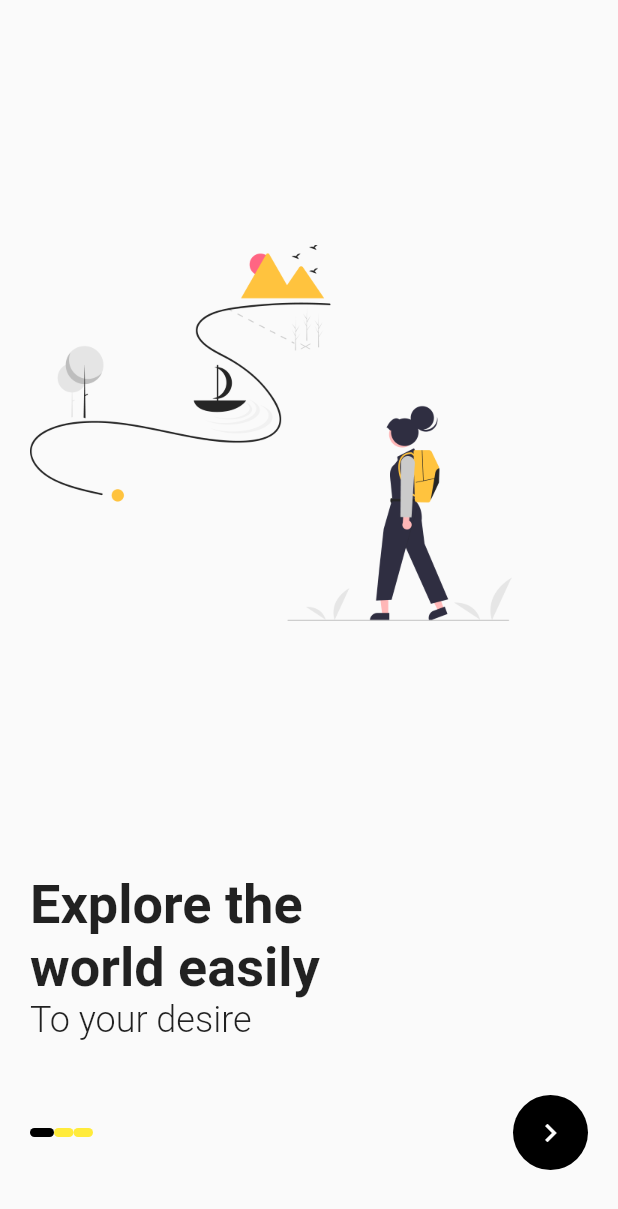
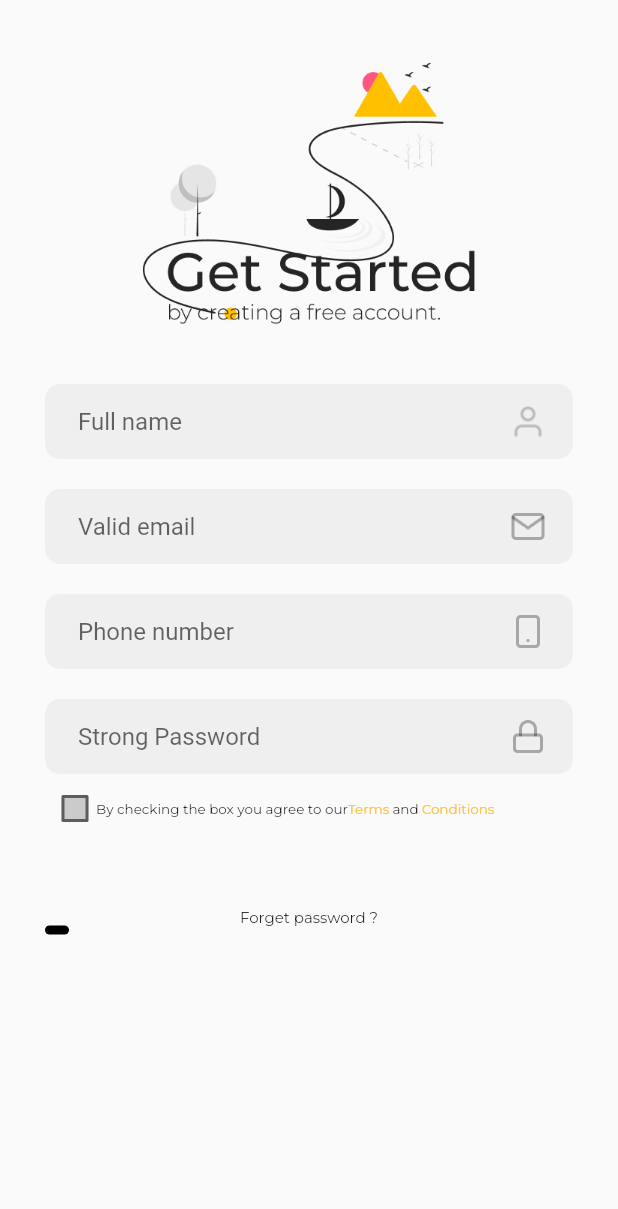
Before and after one commit to tursunalikhorunaliyev/darscha, a Flutter app: the screen it shows after launch, on a phone screen of 412 x 824 dp. Shown: the top 1209 px of the screen. Run offline on Flutter 3.47's test engine with Material 2 defaults, Android fonts, the phone set to English and light mode, and no system bars; our stand-ins replace google_fonts.

Commit message:
mening birinchi commim

```diff
--- a/lib/main.dart
+++ b/lib/main.dart
@@ -1,9 +1,11 @@
-import 'package:darscha/enter_screen.dart';
+import 'package:darscha/screens/enter_screen.dart';
+import 'package:darscha/screens/get_startted.dart';
+import 'package:darscha/screens/test_screen.dart';
 import 'package:flutter/material.dart';
 
 void main(List<String> args) {
   runApp(const MaterialApp(
     debugShowCheckedModeBanner: false,
-    home: Enterscreen(),
+    home: GetStart(),
   ));
 }
--- a/lib/enter_screen.dart
+++ b/lib/screens/enter_screen.dart
@@ -1,5 +1,8 @@
+import 'dart:math';
+
 import 'package:darscha/widgets/next_button.dart';
 import 'package:flutter/material.dart';
+import 'package:google_fonts/google_fonts.dart';
 
 class Enterscreen extends StatelessWidget {
   const Enterscreen({super.key});
@@ -24,16 +27,16 @@ class Enterscreen extends StatelessWidget {
               const SizedBox(
                 height: 168,
               ),
-              const Text(
+              Text(
                 "Explore the\nworld easily",
-                style: TextStyle(
+                style: GoogleFonts.montserrat(
                   fontSize: 36,
                   fontWeight: FontWeight.bold,
                 ),
               ),
-              const Text(
+              Text(
                 "To your desire",
-                style: TextStyle(
+                style: GoogleFonts.montserrat(
                   fontSize: 24,
                   fontWeight: FontWeight.w300,
                 ),
@@ -54,25 +57,31 @@ class Enterscreen extends StatelessWidget {
                           borderRadius: BorderRadius.circular(5),
                         ),
                       ),
-                      Container(
-                        height: 6,
-                        width: 13,
-                        decoration: BoxDecoration(
-                          color: Colors.yellow,
-                          borderRadius: BorderRadius.circular(5),
-                        ),
+                      const SizedBox(
+                        width: 2,
                       ),
                       Container(
                         height: 6,
                         width: 13,
                         decoration: BoxDecoration(
-                          color: Colors.yellow,
+                          color: const Color(0xFFFFC33E),
+                          borderRadius: BorderRadius.circular(5),
+                        ),
+                      ),
+                      const SizedBox(
+                        width: 2,
+                      ),
+                      Container(
+                        height: 6,
+                        width: 13,
+                        decoration: BoxDecoration(
+                          color: const Color(0xFFFFC33E),
                           borderRadius: BorderRadius.circular(5),
                         ),
                       ),
                     ],
                   ),
-                  NextButton()
+                  const NextButton()
                 ],
               ),
             ],
--- /dev/null
+++ b/lib/screens/get_startted.dart
@@ -0,0 +1,140 @@
+import 'package:darscha/widgets/custom_textfield.dart';
+import 'package:flutter/material.dart';
+import 'package:flutter/src/widgets/framework.dart';
+import 'package:flutter/src/widgets/placeholder.dart';
+import 'package:google_fonts/google_fonts.dart';
+
+class GetStart extends StatelessWidget {
+  const GetStart({super.key});
+
+  @override
+  Widget build(BuildContext context) {
+    return Scaffold(
+      body: Padding(
+        padding: const EdgeInsets.symmetric(
+          horizontal: 30,
+        ),
+        child: Column(
+          children: [
+            const SizedBox(
+              height: 42,
+            ),
+            Image.asset(
+              "assets/get_started.png",
+              height: 174,
+              width: 225,
+            ),
+            const SizedBox(
+              height: 40,
+            ),
+            const CustomTextfield(
+              hintText: "Full name",
+              imagePath: ("assets/user.png"),
+            ),
+            const SizedBox(
+              height: 20,
+            ),
+            const CustomTextfield(
+              hintText: "Valid email",
+              imagePath: ("assets/mail.png"),
+            ),
+            const SizedBox(
+              height: 20,
+            ),
+            const CustomTextfield(
+              hintText: "Phone number",
+              imagePath: ("assets/smartphone.png"),
+            ),
+            const SizedBox(
+              height: 20,
+            ),
+            const CustomTextfield(
+              hintText: "Strong Password ",
+              imagePath: "assets/lock.png",
+            ),
+            const SizedBox(
+              height: 17,
+            ),
+            Padding(
+              padding: const EdgeInsets.only(left: 14),
+              child: Row(
+                children: [
+                  SizedBox(
+                    width: 12,
+                    height: 12,
+                    child: Checkbox(
+                      value: false,
+                      onChanged: (value) {},
+                      fillColor:
+                          const MaterialStatePropertyAll(Color(0xFFCBCBCB)),
+                    ),
+                  ),
+                  const SizedBox(
+                    width: 8,
+                  ),
+                  Text(
+                    "By checking the box you agree to our",
+                    style: GoogleFonts.montserrat(
+                      fontSize: 9,
+                    ),
+                  ),
+                  Text(
+                    "Terms",
+                    style: GoogleFonts.montserrat(
+                      fontSize: 9,
+                      color: const Color(0xFFFFC33E),
+                    ),
+                  ),
+                  const SizedBox(
+                    width: 2,
+                  ),
+                  Text(
+                    "and",
+                    style: GoogleFonts.montserrat(
+                      fontSize: 9,
+                    ),
+                  ),
+                  const SizedBox(
+                    width: 2,
+                  ),
+                  Text(
+                    "Conditions",
+                    style: GoogleFonts.montserrat(
+                      fontSize: 9,
+                      color: const Color(0xFFFFC33E),
+                    ),
+                  ),
+                ],
+              ),
+            ),
+            const SizedBox(
+              height: 60,
+            ),
+            Text(
+              "Forget password ?",
+              style: GoogleFonts.montserrat(
+                fontSize: 10,
+              ),
+            ),
+            Row(
+              children: [
+                Row(
+                  children: [
+                    Container(
+                      height: 6,
+                      width: 16,
+                      decoration: BoxDecoration(
+                        color: Colors.black,
+                        borderRadius: BorderRadius.circular(5),
+                      ),
+                    ),
+                  ],
+                )
+              ],
+            )
+          ],
+        ),
+      ),
+    );
+  }
+}
--- /dev/null
+++ b/lib/screens/test_screen.dart
@@ -0,0 +1,23 @@
+import 'package:darscha/widgets/custom_textfield.dart';
+import 'package:flutter/material.dart';
+import 'package:flutter/src/widgets/framework.dart';
+import 'package:flutter/src/widgets/placeholder.dart';
+
+class TestScreen extends StatelessWidget {
+  const TestScreen({super.key});
+
+  @override
+  Widget build(BuildContext context) {
+    return const Scaffold(
+      body: Center(
+        child: Padding(
+          padding: EdgeInsets.symmetric(horizontal: 20),
+          child: CustomTextfield(
+            hintText: "Full name",
+            imagePath: "assets/user.png",
+          ),
+        ),
+      ),
+    );
+  }
+}
--- /dev/null
+++ b/lib/widgets/custom_textfield.dart
@@ -0,0 +1,48 @@
+import 'package:flutter/material.dart';
+import 'package:flutter/src/widgets/framework.dart';
+import 'package:flutter/src/widgets/placeholder.dart';
+
+class CustomTextfield extends StatelessWidget {
+  final String hintText;
+  final String imagePath;
+  const CustomTextfield({
+    super.key,
+    required this.hintText,
+    required this.imagePath,
+  });
+
+  @override
+  Widget build(BuildContext context) {
+    return Container(
+      height: 50,
+      decoration: BoxDecoration(
+        color: const Color(0xFFC4C4C4).withOpacity(0.2),
+        borderRadius: BorderRadius.circular(10),
+      ),
+      child: Padding(
+        padding: const EdgeInsets.only(left: 22, right: 18),
+        child: Row(
+          mainAxisAlignment: MainAxisAlignment.spaceBetween,
+          children: [
+            SizedBox(
+              width: 236,
+              child: TextField(
+                decoration: InputDecoration(
+                  hintText: hintText,
+                  border: const UnderlineInputBorder(
+                    borderSide: BorderSide.none,
+                  ),
+                ),
+              ),
+            ),
+            Image.asset(
+              imagePath,
+              height: 24,
+              width: 24,
+            ),
+          ],
+        ),
+      ),
+    );
+  }
+}
--- a/pubspec.yaml
+++ b/pubspec.yaml
@@ -35,10 +35,12 @@ dependencies:
   # The following adds the Cupertino Icons font to your application.
   # Use with the CupertinoIcons class for iOS style icons.
   cupertino_icons: ^1.0.2
+  google_fonts: ^4.0.4
   lottie: ^2.3.2
   cached_network_image: ^3.2.3
   path_provider: ^2.0.15
   http: ^0.13.6
+
 
 dev_dependencies:
   flutter_test:
```
Also changed, not shown: assets/get_started.png (added), assets/lock.png (added), assets/mail.png (added), assets/smartphone.png (added), assets/user.png (added), lib/screens/home.dart (renamed from lib/home.dart), pubspec.lock.
